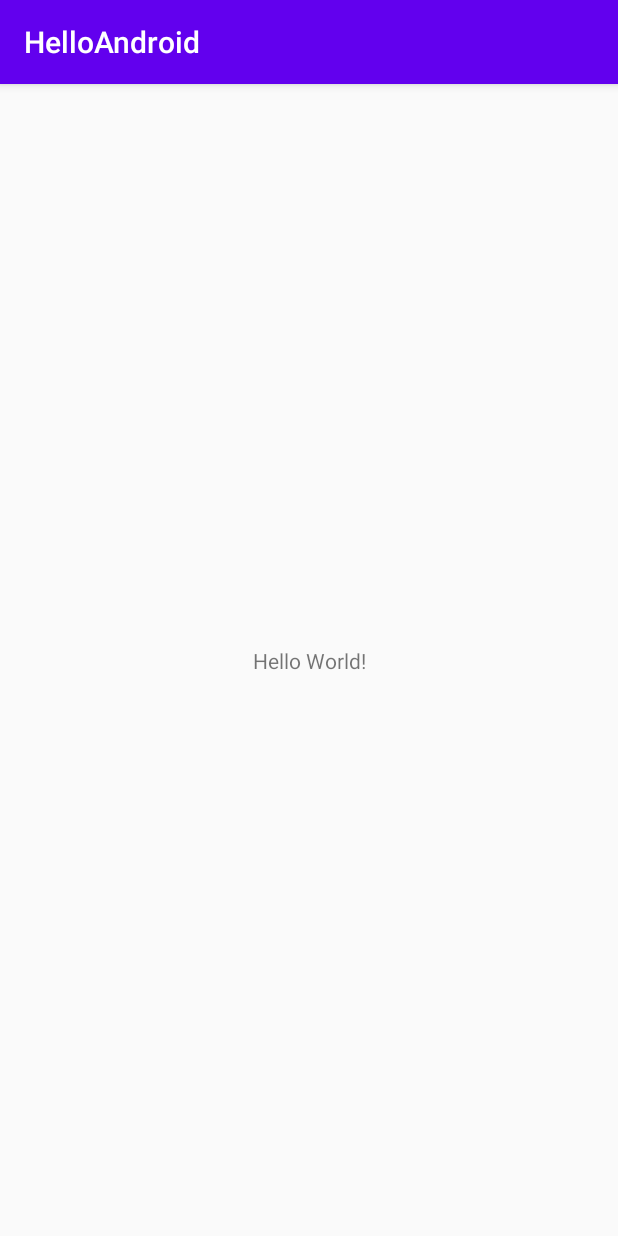
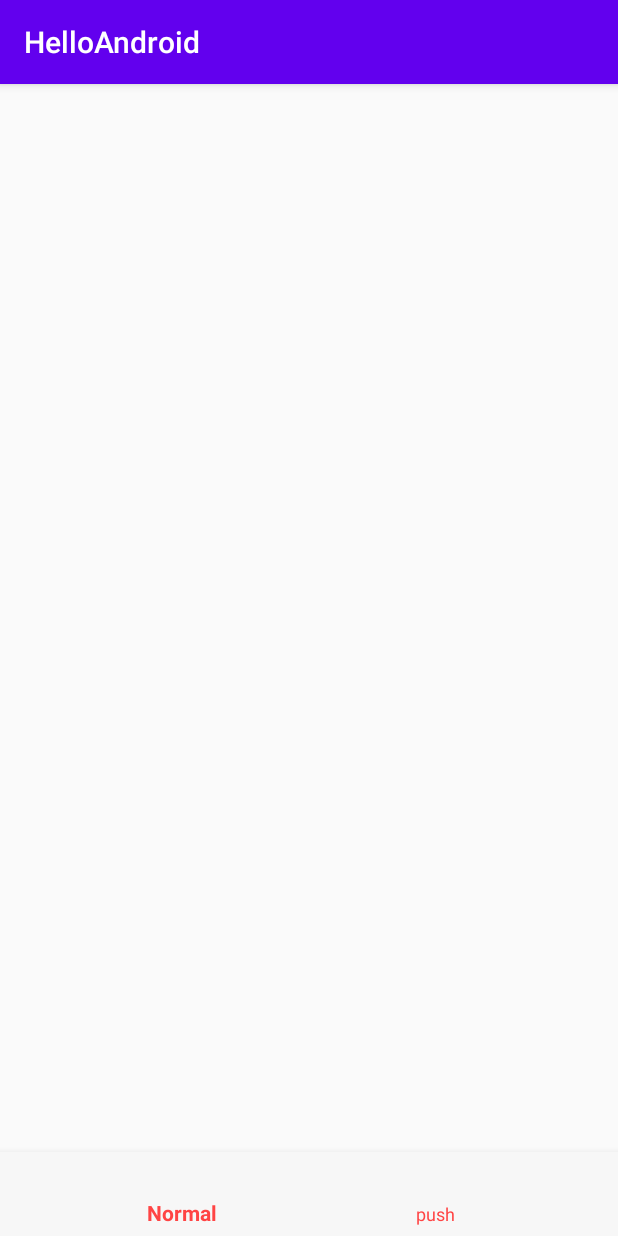
Before and after one commit to androidhuoniao/HelloAndroid, an Android app: the screen it shows after launch (MainActivity), on a phone screen of 412 x 824 dp. Run offline under Robolectric (Android 15) with nearby library versions, the light colour scheme and no system bars.

Commit message:
添加基本布局

```diff
--- a/app/src/main/java/com/grass/helloandroid/MainActivity.kt
+++ b/app/src/main/java/com/grass/helloandroid/MainActivity.kt
@@ -1,11 +1,17 @@
 package com.grass.helloandroid
 
+import android.os.Bundle
+import android.view.MenuItem
 import androidx.appcompat.app.AppCompatActivity
-import android.os.Bundle
+import com.google.android.material.bottomnavigation.BottomNavigationView
 
-class MainActivity : AppCompatActivity() {
+class MainActivity : AppCompatActivity(), BottomNavigationView.OnNavigationItemSelectedListener{
     override fun onCreate(savedInstanceState: Bundle?) {
         super.onCreate(savedInstanceState)
         setContentView(R.layout.activity_main)
     }
+
+    override fun onNavigationItemSelected(item: MenuItem): Boolean {
+        return false
+    }
 }
--- a/app/src/main/res/layout/activity_main.xml
+++ b/app/src/main/res/layout/activity_main.xml
@@ -1,18 +1,28 @@
 <?xml version="1.0" encoding="utf-8"?>
-<androidx.constraintlayout.widget.ConstraintLayout xmlns:android="http://schemas.android.com/apk/res/android"
+<LinearLayout xmlns:android="http://schemas.android.com/apk/res/android"
     xmlns:app="http://schemas.android.com/apk/res-auto"
     xmlns:tools="http://schemas.android.com/tools"
+    android:id="@+id/root"
     android:layout_width="match_parent"
     android:layout_height="match_parent"
+    android:orientation="vertical"
     tools:context=".MainActivity">
 
-    <TextView
-        android:layout_width="wrap_content"
-        android:layout_height="wrap_content"
-        android:text="Hello World!"
-        app:layout_constraintBottom_toBottomOf="parent"
-        app:layout_constraintLeft_toLeftOf="parent"
-        app:layout_constraintRight_toRightOf="parent"
-        app:layout_constraintTop_toTopOf="parent" />
+    <FrameLayout
+        android:id="@+id/content"
+        android:layout_width="match_parent"
+        android:layout_height="0dp"
+        android:layout_weight="1" />
 
-</androidx.constraintlayout.widget.ConstraintLayout>
+
+    <com.google.android.material.bottomnavigation.BottomNavigationView
+        android:id="@+id/bottomNavigation"
+        android:layout_width="match_parent"
+        android:layout_height="56dp"
+        android:background="#F7F7F7"
+        android:elevation="8dp"
+        app:itemIconSize="30sp"
+        app:itemTextColor="@android:color/holo_red_light"
+        app:menu="@menu/bottom_bar" />
+
+</LinearLayout>
--- /dev/null
+++ b/app/src/main/res/menu/bottom_bar.xml
@@ -0,0 +1,14 @@
+<?xml version="1.0" encoding="utf-8"?>
+<menu xmlns:android="http://schemas.android.com/apk/res/android"
+    xmlns:app="http://schemas.android.com/apk/res-auto">
+    <item
+        android:id="@+id/showcase"
+        android:title="Normal"
+        app:showAsAction="always|withText"/>
+
+    <item
+        android:id="@+id/push"
+        android:title="push"
+        app:showAsAction="always|withText"/>
+
+</menu>
```
